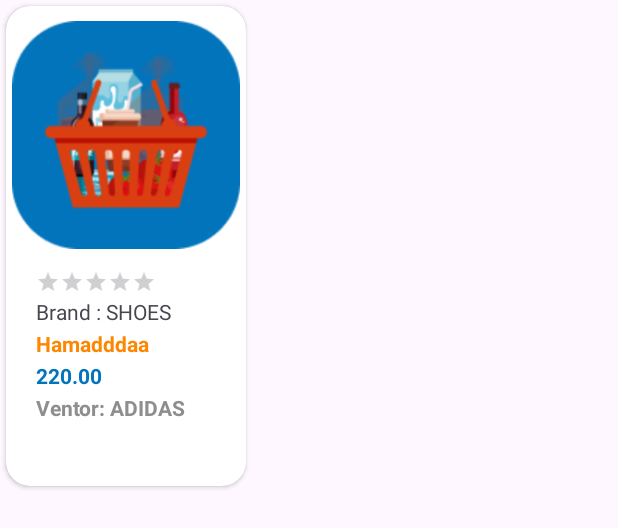
After one commit to IbrahimMarey/QuikcartAdmin, an Android app: the layout product_item.xml on its own in the app's theme, with its tools: preview values and no code run, on a phone screen of 412 x 824 dp. The commit adds this screen. Shown: the top 528 px of the screen. Run offline under Robolectric (Android 15) with nearby library versions, the phone set to English and light mode, and no system bars.

Commit message:
fetch all products

```diff
--- a/app/src/main/java/com/example/quikcartadmin/models/local/AppDatabase.kt
+++ /dev/null
@@ -1,4 +0,0 @@
-package com.example.quikcartadmin.models.local
-
-class AppDatabase {
-}
--- a/app/src/main/java/com/example/quikcartadmin/models/remote/datasource/IRemoteDataSource.kt
+++ b/app/src/main/java/com/example/quikcartadmin/models/remote/datasource/IRemoteDataSource.kt
@@ -3,10 +3,13 @@ package com.example.quikcartadmin.models.remote.datasource
 import com.example.quikcartadmin.models.entities.coupons.CouponsCountResponse
 import com.example.quikcartadmin.models.entities.inventory.InventoryCountResponse
 import com.example.quikcartadmin.models.entities.products.ProductsCountResponse
+import com.example.quikcartadmin.models.entities.products.ProductsResponse
 import kotlinx.coroutines.flow.Flow
 
 interface IRemoteDataSource {
     fun getCountOfProducts(): Flow<ProductsCountResponse>
     fun getCountOfCoupons(): Flow<CouponsCountResponse>
     fun getCountOfInventory(): Flow<InventoryCountResponse>
+
+    fun getAllProducts(): Flow<ProductsResponse>
 }
--- a/app/src/main/java/com/example/quikcartadmin/models/remote/datasource/RemoteDataSourceImp.kt
+++ b/app/src/main/java/com/example/quikcartadmin/models/remote/datasource/RemoteDataSourceImp.kt
@@ -1,8 +1,10 @@
 package com.example.quikcartadmin.models.remote.datasource
 
+import com.example.quikcartadmin.models.entities.products.ProductsResponse
 import com.example.quikcartadmin.models.remote.webservices.CouponsWebServices
 import com.example.quikcartadmin.models.remote.webservices.InventoryWebServices
 import com.example.quikcartadmin.models.remote.webservices.ProductsWebServices
+import kotlinx.coroutines.flow.Flow
 import kotlinx.coroutines.flow.flow
 import javax.inject.Inject
 
@@ -20,4 +22,8 @@ class RemoteDataSourceImp @Inject constructor(
     override fun getCountOfInventory() = flow {
         emit(inventoryWebServices.getCountOfInventory())
     }
+
+    override fun getAllProducts()= flow {
+        emit(productService.getProducts())
+    }
 }
--- a/app/src/main/java/com/example/quikcartadmin/models/remote/webservices/ProductsWebServices.kt
+++ b/app/src/main/java/com/example/quikcartadmin/models/remote/webservices/ProductsWebServices.kt
@@ -19,7 +19,7 @@ interface ProductsWebServices {
     suspend fun getCountOfProducts(): ProductsCountResponse
 
     @Headers("Content-Type:application/json", "X-Shopify-Access-Token:"+ BuildConfig.PASSWORD)
-    @GET("products.json?")
+    @GET("products.json")
     suspend fun getProducts(): ProductsResponse
 
     @POST("products.json")
--- a/app/src/main/java/com/example/quikcartadmin/models/repository/AdminRepository.kt
+++ b/app/src/main/java/com/example/quikcartadmin/models/repository/AdminRepository.kt
@@ -1,6 +1,7 @@
 import com.example.quikcartadmin.models.entities.coupons.CouponsCountResponse
 import com.example.quikcartadmin.models.entities.inventory.InventoryCountResponse
 import com.example.quikcartadmin.models.entities.products.ProductsCountResponse
+import com.example.quikcartadmin.models.entities.products.ProductsResponse
 import com.example.quikcartadmin.models.remote.datasource.IRemoteDataSource
 import com.example.quikcartadmin.models.remote.datasource.RemoteDataSourceImp
 import com.example.quikcartadmin.models.repository.IAdminRepository
@@ -21,4 +22,8 @@ class AdminRepository @Inject constructor(
     override suspend fun getCountOfInventory(): Flow<InventoryCountResponse> {
         return remoteDataSource.getCountOfInventory()
     }
+
+    override suspend fun getAllProducts(): Flow<ProductsResponse> {
+        return remoteDataSource.getAllProducts()
+    }
 }
--- a/app/src/main/java/com/example/quikcartadmin/models/repository/IAdminRepository.kt
+++ b/app/src/main/java/com/example/quikcartadmin/models/repository/IAdminRepository.kt
@@ -3,10 +3,12 @@ package com.example.quikcartadmin.models.repository
 import com.example.quikcartadmin.models.entities.coupons.CouponsCountResponse
 import com.example.quikcartadmin.models.entities.inventory.InventoryCountResponse
 import com.example.quikcartadmin.models.entities.products.ProductsCountResponse
+import com.example.quikcartadmin.models.entities.products.ProductsResponse
 import kotlinx.coroutines.flow.Flow
 
 interface IAdminRepository {
     suspend fun getCountOfProducts() : Flow<ProductsCountResponse>
     suspend fun getCountOfCoupons() : Flow<CouponsCountResponse>
     suspend fun getCountOfInventory() : Flow<InventoryCountResponse>
+    suspend fun getAllProducts() : Flow<ProductsResponse>
 }
--- /dev/null
+++ b/app/src/main/res/drawable/ic_add.xml
@@ -0,0 +1,5 @@
+<vector xmlns:android="http://schemas.android.com/apk/res/android" android:height="24dp" android:tint="#FFFFFF" android:viewportHeight="24" android:viewportWidth="24" android:width="24dp">
+
+    <path android:fillColor="@android:color/white" android:pathData="M11,9h2L13,6h3L16,4h-3L13,1h-2v3L8,4v2h3v3zM7,18c-1.1,0 -1.99,0.9 -1.99,2S5.9,22 7,22s2,-0.9 2,-2 -0.9,-2 -2,-2zM17,18c-1.1,0 -1.99,0.9 -1.99,2s0.89,2 1.99,2 2,-0.9 2,-2 -0.9,-2 -2,-2zM7.17,14.75l0.03,-0.12 0.9,-1.63h7.45c0.75,0 1.41,-0.41 1.75,-1.03l3.86,-7.01L19.42,4h-0.01l-1.1,2 -2.76,5L8.53,11l-0.13,-0.27L6.16,6l-0.95,-2 -0.94,-2L1,2v2h2l3.6,7.59 -1.35,2.45c-0.16,0.28 -0.25,0.61 -0.25,0.96 0,1.1 0.9,2 2,2h12v-2L7.42,15c-0.13,0 -0.25,-0.11 -0.25,-0.25z"/>
+
+</vector>
--- a/app/src/main/res/layout/activity_main.xml
+++ b/app/src/main/res/layout/activity_main.xml
@@ -14,7 +14,8 @@
         app:layout_constraintEnd_toEndOf="parent"
         app:layout_constraintStart_toStartOf="parent"
         app:layout_constraintTop_toTopOf="parent"
-        android:title="@string/app_name"
+        android:title="@string/quick_cart_admin"
+
         />
 
     <androidx.fragment.app.FragmentContainerView
--- /dev/null
+++ b/app/src/main/res/layout/product_item.xml
@@ -0,0 +1,103 @@
+<?xml version="1.0" encoding="utf-8"?>
+<layout xmlns:android="http://schemas.android.com/apk/res/android"
+    xmlns:app="http://schemas.android.com/apk/res-auto">
+
+    <data>
+
+    </data>
+
+    <androidx.cardview.widget.CardView
+        android:id="@+id/card_product"
+        android:layout_width="160dp"
+        android:layout_height="320dp"
+        android:layout_margin="4dp"
+        android:backgroundTint="@color/cardview_light_background"
+        android:elevation="16dp"
+        android:padding="4dp"
+        app:layout_constraintEnd_toEndOf="parent"
+        app:layout_constraintStart_toStartOf="parent"
+        app:layout_constraintTop_toBottomOf="@+id/hello_text"
+        app:cardCornerRadius="16dp">
+
+    <androidx.constraintlayout.widget.ConstraintLayout
+        android:layout_width="match_parent"
+        android:layout_height="match_parent"
+        android:padding="4dp"
+        >
+
+        <ImageView
+            android:id="@+id/image_of_product"
+            android:layout_width="wrap_content"
+            android:layout_height="wrap_content"
+            android:contentDescription="@string/products"
+            app:layout_constraintCircleRadius="8dp"
+            app:layout_constraintEnd_toEndOf="parent"
+            app:layout_constraintStart_toStartOf="parent"
+            android:src="@drawable/admin_logo"
+            app:layout_constraintTop_toTopOf="parent"
+            />
+
+        <RatingBar
+            android:id="@+id/rate_of_product"
+            android:layout_width="wrap_content"
+            android:layout_height="wrap_content"
+            style="?android:attr/ratingBarStyleSmall"
+            android:layout_marginTop="8dp"
+            android:layout_marginStart="16dp"
+            android:isIndicator="true"
+            app:layout_constraintStart_toStartOf="@+id/image_of_product"
+            app:layout_constraintTop_toBottomOf="@+id/image_of_product"
+            />
+
+        <TextView
+            android:id="@+id/type_name"
+            android:layout_width="wrap_content"
+            android:layout_height="wrap_content"
+            android:text="Brand : SHOES"
+            android:layout_marginTop="2dp"
+            app:layout_constraintStart_toStartOf="@+id/rate_of_product"
+            app:layout_constraintTop_toBottomOf="@+id/rate_of_product"
+            />
+
+
+
+        <TextView
+            android:id="@+id/product_name"
+            android:layout_width="wrap_content"
+            android:layout_height="wrap_content"
+            android:text="Hamadddaa"
+            android:textStyle="bold"
+            android:textColor="@color/xd_orange"
+            android:layout_marginTop="2dp"
+            app:layout_constraintStart_toStartOf="@+id/type_name"
+            app:layout_constraintTop_toBottomOf="@+id/type_name"
+            />
+
+        <TextView
+            android:id="@+id/product_price"
+            android:layout_width="wrap_content"
+            android:layout_height="wrap_content"
+            android:text="220.00"
+            android:textStyle="bold"
+            android:textColor="@color/xd_blue"
+            android:layout_marginTop="2dp"
+            app:layout_constraintStart_toStartOf="@+id/product_name"
+            app:layout_constraintTop_toBottomOf="@+id/product_name"
+            />
+
+        <TextView
+            android:id="@+id/vendor_of_product"
+            android:layout_width="wrap_content"
+            android:layout_height="wrap_content"
+            android:text="Ventor: ADIDAS"
+            android:textStyle="bold"
+            android:textColor="@color/xd_btn_nav_item"
+            android:layout_marginTop="2dp"
+            app:layout_constraintStart_toStartOf="@+id/product_price"
+            app:layout_constraintTop_toBottomOf="@+id/product_price"
+            />
+
+    </androidx.constraintlayout.widget.ConstraintLayout>
+    </androidx.cardview.widget.CardView>
+
+</layout>
--- a/app/src/main/res/values/strings.xml
+++ b/app/src/main/res/values/strings.xml
@@ -144,5 +144,7 @@
     <string name="inventory">Inventory</string>
     <string name="locations">Locations</string>
     <string name="manage_your_inventory">Manage your Inventory</string>
+    <string name="quick_cart_admin">Quick Cart Admin</string>
+    <string name="add_product">Create Product</string>
 
 </resources>
```
Also changed, not shown: app/src/main/java/com/example/quikcartadmin/models/local/Dao.kt (deleted, +0 -7 lines), app/src/main/java/com/example/quikcartadmin/ui/home/view/HomeFragment.kt (+24 -30 lines), app/src/main/java/com/example/quikcartadmin/ui/products/view/AllProductAdapter.kt (added, +55 -0 lines), app/src/main/java/com/example/quikcartadmin/ui/products/view/AllProductsFragment.kt (+56 -6 lines), app/src/main/java/com/example/quikcartadmin/ui/products/viewmodel/AllProductsViewModel.kt (+37 -1 lines), app/src/main/res/layout/fragment_all_products.xml (+43 -2 lines), app/src/main/res/layout/fragment_home.xml (+41 -23 lines).
